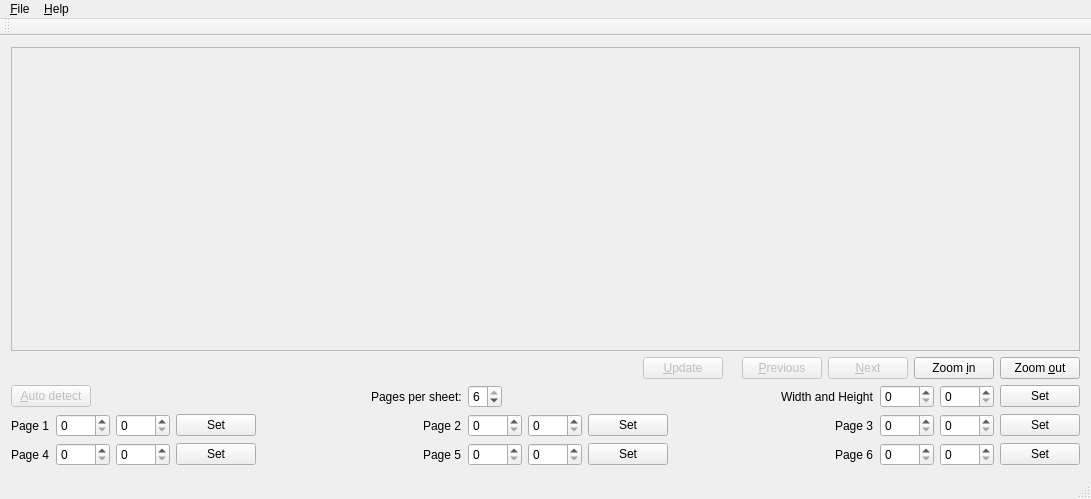
This is pdfhandoutcrop/mainwindow.ui in cges30901/pdfhandoutcrop as Qt 5 draws it before an edit. The edited form follows.
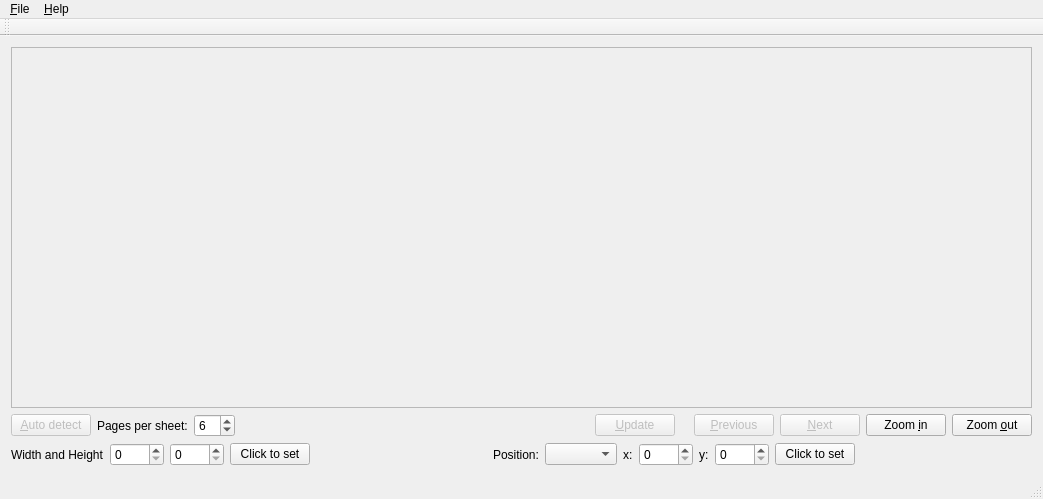
This is the edited form.

Commit message: change user interface, using combobox to support more pages per sheet

Patch:
```diff
--- a/pdfhandoutcrop/mainwindow.ui
+++ b/pdfhandoutcrop/mainwindow.ui
@@ -6,7 +6,7 @@
    <rect>
     <x>0</x>
     <y>0</y>
-    <width>1091</width>
+    <width>1043</width>
     <height>499</height>
    </rect>
   </property>
@@ -31,8 +31,8 @@
         <rect>
          <x>0</x>
          <y>0</y>
-         <width>1071</width>
-         <height>249</height>
+         <width>1023</width>
+         <height>327</height>
         </rect>
        </property>
        <layout class="QHBoxLayout" name="horizontalLayout_5">
@@ -55,6 +55,45 @@
     </item>
     <item>
      <layout class="QHBoxLayout" name="horizontalLayout_2">
+      <item>
+       <widget class="QPushButton" name="btnAutoDetect">
+        <property name="enabled">
+         <bool>false</bool>
+        </property>
+        <property name="sizePolicy">
+         <sizepolicy hsizetype="Maximum" vsizetype="Fixed">
+          <horstretch>0</horstretch>
+          <verstretch>0</verstretch>
+         </sizepolicy>
+        </property>
+        <property name="text">
+         <string>&amp;Auto detect</string>
+        </property>
+       </widget>
+      </item>
+      <item>
+       <widget class="QLabel" name="label">
+        <property name="text">
+         <string>Pages per sheet:</string>
+        </property>
+       </widget>
+      </item>
+      <item>
+       <widget class="QSpinBox" name="spbPagesPerSheet">
+        <property name="sizePolicy">
+         <sizepolicy hsizetype="Preferred" vsizetype="Fixed">
+          <horstretch>0</horstretch>
+          <verstretch>0</verstretch>
+         </sizepolicy>
+        </property>
+        <property name="minimum">
+         <number>1</number>
+        </property>
+        <property name="value">
+         <number>6</number>
+        </property>
+       </widget>
+      </item>
       <item>
        <spacer name="horizontalSpacer">
         <property name="orientation">
@@ -123,74 +162,6 @@
     </item>
     <item>
      <layout class="QHBoxLayout" name="horizontalLayout_3">
-      <item>
-       <widget class="QPushButton" name="btnAutoDetect">
-        <property name="enabled">
-         <bool>false</bool>
-        </property>
-        <property name="sizePolicy">
-         <sizepolicy hsizetype="Maximum" vsizetype="Fixed">
-          <horstretch>0</horstretch>
-          <verstretch>0</verstretch>
-         </sizepolicy>
-        </property>
-        <property name="text">
-         <string>&amp;Auto detect</string>
-        </property>
-       </widget>
-      </item>
-      <item>
-       <spacer name="horizontalSpacer_3">
-        <property name="orientation">
-         <enum>Qt::Horizontal</enum>
-        </property>
-        <property name="sizeHint" stdset="0">
-         <size>
-          <width>40</width>
-          <height>20</height>
-         </size>
-        </property>
-       </spacer>
-      </item>
-      <item>
-       <widget class="QLabel" name="label">
-        <property name="text">
-         <string>Pages per sheet:</string>
-        </property>
-       </widget>
-      </item>
-      <item>
-       <widget class="QSpinBox" name="spbPagesPerSheet">
-        <property name="sizePolicy">
-         <sizepolicy hsizetype="Preferred" vsizetype="Fixed">
-          <horstretch>0</horstretch>
-          <verstretch>0</verstretch>
-         </sizepolicy>
-        </property>
-        <property name="minimum">
-         <number>1</number>
-        </property>
-        <property name="maximum">
-         <number>6</number>
-        </property>
-        <property name="value">
-         <number>6</number>
-        </property>
-       </widget>
-      </item>
-      <item>
-       <spacer name="horizontalSpacer_2">
-        <property name="orientation">
-         <enum>Qt::Horizontal</enum>
-        </property>
-        <property name="sizeHint" stdset="0">
-         <size>
-          <width>40</width>
-          <height>20</height>
-         </size>
-        </property>
-       </spacer>
-      </item>
       <item>
        <widget class="QLabel" name="labelWidthHeight">
         <property name="text">
@@ -215,44 +186,12 @@
       <item>
        <widget class="QPushButton" name="btnWidthHeight">
         <property name="text">
-         <string>Set</string>
+         <string>Click to set</string>
         </property>
        </widget>
       </item>
-     </layout>
-    </item>
-    <item>
-     <layout class="QHBoxLayout" name="horizontalLayout_4">
       <item>
-       <widget class="QLabel" name="labelPageOne">
-        <property name="text">
-         <string>Page 1</string>
-        </property>
-       </widget>
-      </item>
-      <item>
-       <widget class="QSpinBox" name="spbPage1X">
-        <property name="maximum">
-         <number>9999</number>
-        </property>
-       </widget>
-      </item>
-      <item>
-       <widget class="QSpinBox" name="spbPage1Y">
-        <property name="maximum">
-         <number>9999</number>
-        </property>
-       </widget>
-      </item>
-      <item>
-       <widget class="QPushButton" name="btnPageOne">
-        <property name="text">
-         <string>Set</string>
-        </property>
-       </widget>
-      </item>
-      <item>
-       <spacer name="horizontalSpacer_4">
+       <spacer name="horizontalSpacer_3">
         <property name="orientation">
          <enum>Qt::Horizontal</enum>
         </property>
@@ -265,108 +204,52 @@
        </spacer>
       </item>
       <item>
-       <widget class="QLabel" name="labelPageTwo">
+       <widget class="QLabel" name="label_2">
         <property name="text">
-         <string>Page 2</string>
+         <string>Position:</string>
         </property>
        </widget>
       </item>
       <item>
-       <widget class="QSpinBox" name="spbPage2X">
-        <property name="maximum">
-         <number>9999</number>
-        </property>
-       </widget>
+       <widget class="QComboBox" name="comboPosition"/>
       </item>
       <item>
-       <widget class="QSpinBox" name="spbPage2Y">
-        <property name="maximum">
-         <number>9999</number>
-        </property>
-       </widget>
-      </item>
-      <item>
-       <widget class="QPushButton" name="btnPageTwo">
+       <widget class="QLabel" name="label_3">
         <property name="text">
-         <string>Set</string>
+         <string>x:</string>
         </property>
        </widget>
       </item>
       <item>
-       <spacer name="horizontalSpacer_6">
-        <property name="orientation">
-         <enum>Qt::Horizontal</enum>
-        </property>
-        <property name="sizeHint" stdset="0">
-         <size>
-          <width>40</width>
-          <height>20</height>
-         </size>
-        </property>
-       </spacer>
-      </item>
-      <item>
-       <widget class="QLabel" name="labelPageThree">
-        <property name="text">
-         <string>Page 3</string>
-        </property>
-       </widget>
-      </item>
-      <item>
-       <widget class="QSpinBox" name="spbPage3X">
+       <widget class="QSpinBox" name="spbPositionX">
         <property name="maximum">
          <number>9999</number>
         </property>
        </widget>
       </item>
       <item>
-       <widget class="QSpinBox" name="spbPage3Y">
-        <property name="maximum">
-         <number>9999</number>
-        </property>
-       </widget>
-      </item>
-      <item>
-       <widget class="QPushButton" name="btnPageThree">
+       <widget class="QLabel" name="label_4">
         <property name="text">
-         <string>Set</string>
+         <string>y:</string>
         </property>
        </widget>
       </item>
-     </layout>
-    </item>
-    <item>
-     <layout class="QHBoxLayout" name="horizontalLayout_6">
       <item>
-       <widget class="QLabel" name="labelPageFour">
-        <property name="text">
-         <string>Page 4</string>
-        </property>
-       </widget>
-      </item>
-      <item>
-       <widget class="QSpinBox" name="spbPage4X">
+       <widget class="QSpinBox" name="spbPositionY">
         <property name="maximum">
          <number>9999</number>
         </property>
        </widget>
       </item>
       <item>
-       <widget class="QSpinBox" name="spbPage4Y">
-        <property name="maximum">
-         <number>9999</number>
-        </property>
-       </widget>
-      </item>
-      <item>
-       <widget class="QPushButton" name="btnPageFour">
+       <widget class="QPushButton" name="btnPosition">
         <property name="text">
-         <string>Set</string>
+         <string>Click to set</string>
         </property>
        </widget>
       </item>
       <item>
-       <spacer name="horizontalSpacer_5">
+       <spacer name="horizontalSpacer_2">
         <property name="orientation">
          <enum>Qt::Horizontal</enum>
         </property>
@@ -378,75 +261,6 @@
         </property>
        </spacer>
       </item>
-      <item>
-       <widget class="QLabel" name="labelPageFive">
-        <property name="text">
-         <string>Page 5</string>
-        </property>
-       </widget>
-      </item>
-      <item>
-       <widget class="QSpinBox" name="spbPage5X">
-        <property name="maximum">
-         <number>9999</number>
-        </property>
-       </widget>
-      </item>
-      <item>
-       <widget class="QSpinBox" name="spbPage5Y">
-        <property name="maximum">
-         <number>9999</number>
-        </property>
-       </widget>
-      </item>
-      <item>
-       <widget class="QPushButton" name="btnPageFive">
-        <property name="text">
-         <string>Set</string>
-        </property>
-       </widget>
-      </item>
-      <item>
-       <spacer name="horizontalSpacer_7">
-        <property name="orientation">
-         <enum>Qt::Horizontal</enum>
-        </property>
-        <property name="sizeHint" stdset="0">
-         <size>
-          <width>40</width>
-          <height>20</height>
-         </size>
-        </property>
-       </spacer>
-      </item>
-      <item>
-       <widget class="QLabel" name="labelPageSix">
-        <property name="text">
-         <string>Page 6</string>
-        </property>
-       </widget>
-      </item>
-      <item>
-       <widget class="QSpinBox" name="spbPage6X">
-        <property name="maximum">
-         <number>9999</number>
-        </property>
-       </widget>
-      </item>
-      <item>
-       <widget class="QSpinBox" name="spbPage6Y">
-        <property name="maximum">
-         <number>9999</number>
-        </property>
-       </widget>
-      </item>
-      <item>
-       <widget class="QPushButton" name="btnPageSix">
-        <property name="text">
-         <string>Set</string>
-        </property>
-       </widget>
-      </item>
      </layout>
     </item>
    </layout>
@@ -456,7 +270,7 @@
     <rect>
      <x>0</x>
      <y>0</y>
-     <width>1091</width>
+     <width>1043</width>
      <height>32</height>
     </rect>
    </property>
```
The commit also changes 2 other files.
